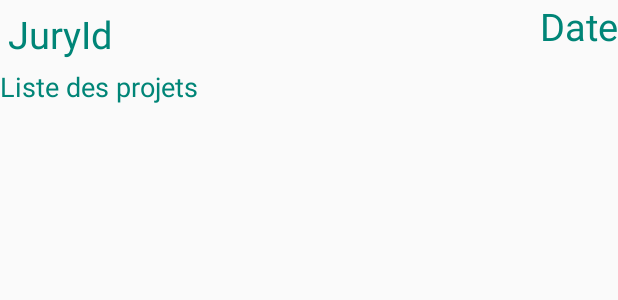
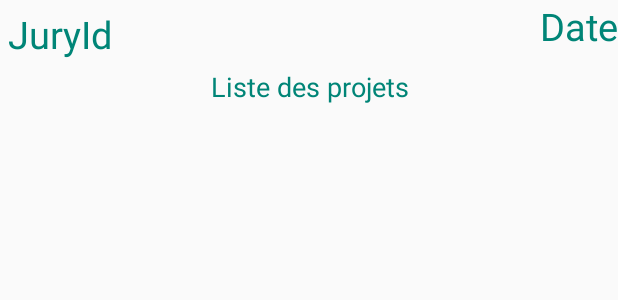
Before and after one commit to EtiennePiou/SoManager, an Android app: the layout jury_case.xml on its own in the app's theme, with its tools: preview values and no code run, on a phone screen of 412 x 824 dp. Shown: the top 300 px of the screen. Run offline under Robolectric (Android 15) with nearby library versions, the phone set to English and light mode, and no system bars; network calls fail.

Commit message:
New Layouts

```diff
--- a/app/src/main/java/fr/eseo/dis/pioumansalier/projectandroidi3/DescriptionActivity.java
+++ b/app/src/main/java/fr/eseo/dis/pioumansalier/projectandroidi3/DescriptionActivity.java
@@ -58,7 +58,7 @@ public class DescriptionActivity extends AppCompatActivity{
             titre.setText(project.getTitle());
             confidentiel.setText("Confidentiel : "+project.getConfid());
             description.setText(project.getDescrib());
-            supervisorforename.setText("Superviseur" +project.getSupervisorforename()+project.getSupervisorsurname());
+            supervisorforename.setText("Superviseur : " +project.getSupervisorforename()+project.getSupervisorsurname());
             String text="Etudiants : "+"\n";
             for (int i =0; i<project.getStudents().size();i++){
                     text=text+"Prénom "+project.getStudents().get(i).getSurname()+" Nom "+project.getStudents().get(i).getForename()+"\n";
--- a/app/src/main/java/fr/eseo/dis/pioumansalier/projectandroidi3/data/adapter/JuryAdapter.java
+++ b/app/src/main/java/fr/eseo/dis/pioumansalier/projectandroidi3/data/adapter/JuryAdapter.java
@@ -68,7 +68,7 @@ public class JuryAdapter extends RecyclerView.Adapter<JuryAdapter.JuryViewHolder
         final Jury jury = jurys.get(position);
         holder.juryId.setText("Id "+String.valueOf(jury.getIdJury()));
         holder.date.setText(String.valueOf(jury.getDate()));
-        String projets="Titres projets : \n";
+        String projets="";
         for (int i=0;i<jury.getProjets().size();i++){
             projets=projets+jury.getProjets().get(i).getTitle()+"\n";
         }
--- a/app/src/main/res/layout/jury_case.xml
+++ b/app/src/main/res/layout/jury_case.xml
@@ -29,8 +29,9 @@
     </LinearLayout>
     <TextView
         android:id="@+id/Projets"
-        android:layout_width="wrap_content"
-        android:layout_height="match_parent"
+        android:layout_width="match_parent"
+        android:layout_height="wrap_content"
+        android:textAlignment="center"
         android:text="Liste des projets"
         android:textColor="@color/colorPrimary"
         android:textSize="18sp" />
```
